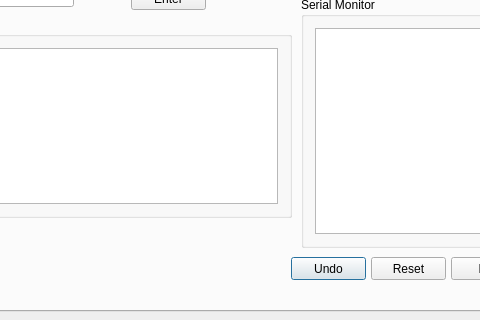
First picture: the form in DMFGui/DMFGui/dmfgui.ui, repository abting/DMF, before the edit; both pictures show x 121 to 601 and y 89 to 409 of the 872 by 409 pixel window.
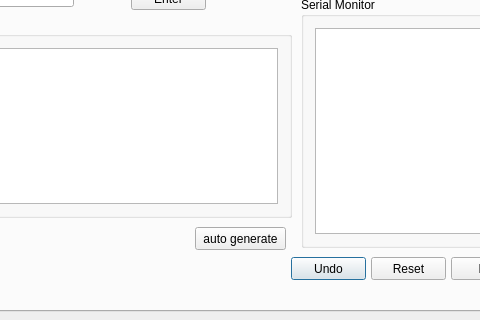
Second picture: the form after the edit.

The edit to the form file:
```diff
--- a/DMFGui/DMFGui/dmfgui.ui
+++ b/DMFGui/DMFGui/dmfgui.ui
@@ -222,6 +222,19 @@
       <string>Enter</string>
      </property>
     </widget>
+    <widget class="QPushButton" name="autogen_Button">
+     <property name="geometry">
+      <rect>
+       <x>314</x>
+       <y>290</y>
+       <width>91</width>
+       <height>23</height>
+      </rect>
+     </property>
+     <property name="text">
+      <string>auto generate</string>
+     </property>
+    </widget>
    </widget>
    <widget class="QWidget" name="tab_2">
     <attribute name="title">
```
